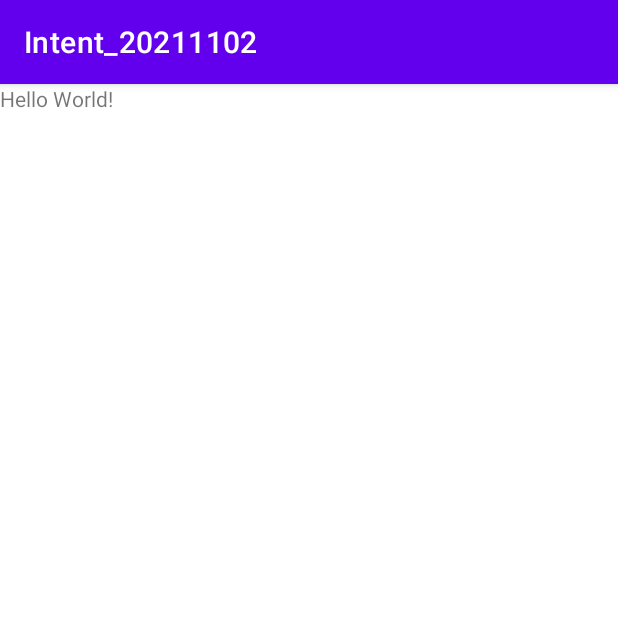
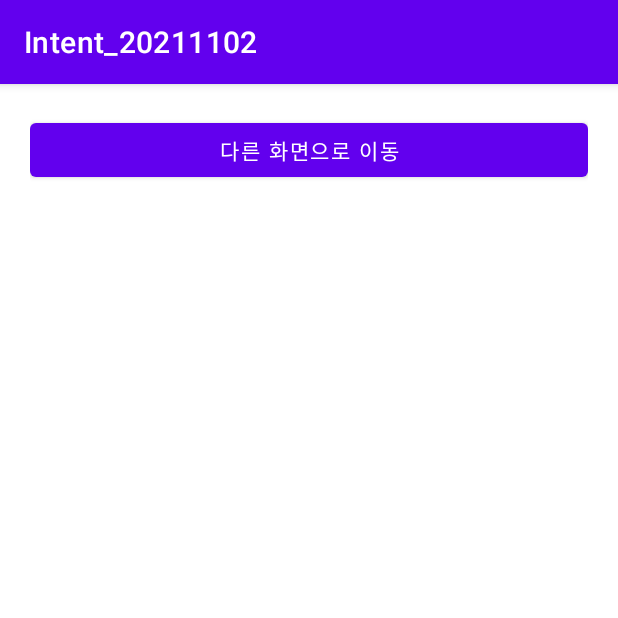
Before and after one commit to Lyne121/Intent_20211102, an Android app: the screen it shows after launch (MainActivity), on a phone screen of 412 x 824 dp, the top half of it. Run offline under Robolectric (Android 15) with nearby library versions, the phone set to English and light mode, and no system bars.

Commit message:
화면 이동 버튼 추가

```diff
--- a/app/src/main/res/layout/activity_main.xml
+++ b/app/src/main/res/layout/activity_main.xml
@@ -4,15 +4,16 @@
     xmlns:tools="http://schemas.android.com/tools"
     android:layout_width="match_parent"
     android:layout_height="match_parent"
+    android:padding="20dp"
+    android:orientation="vertical"
     tools:context=".MainActivity">
 
-    <TextView
-        android:layout_width="wrap_content"
+
+    <Button
+        android:id="@+id/btnMoveToOther"
+        android:layout_width="match_parent"
         android:layout_height="wrap_content"
-        android:text="Hello World!"
-        app:layout_constraintBottom_toBottomOf="parent"
-        app:layout_constraintLeft_toLeftOf="parent"
-        app:layout_constraintRight_toRightOf="parent"
-        app:layout_constraintTop_toTopOf="parent" />
+        android:text="다른 화면으로 이동" />
+
 
 </LinearLayout>
```
